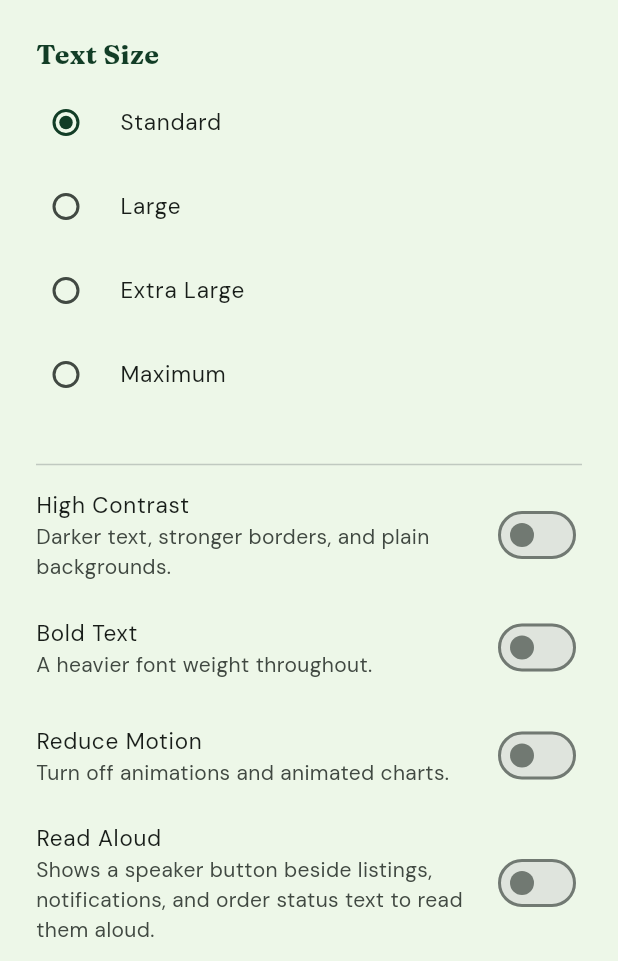
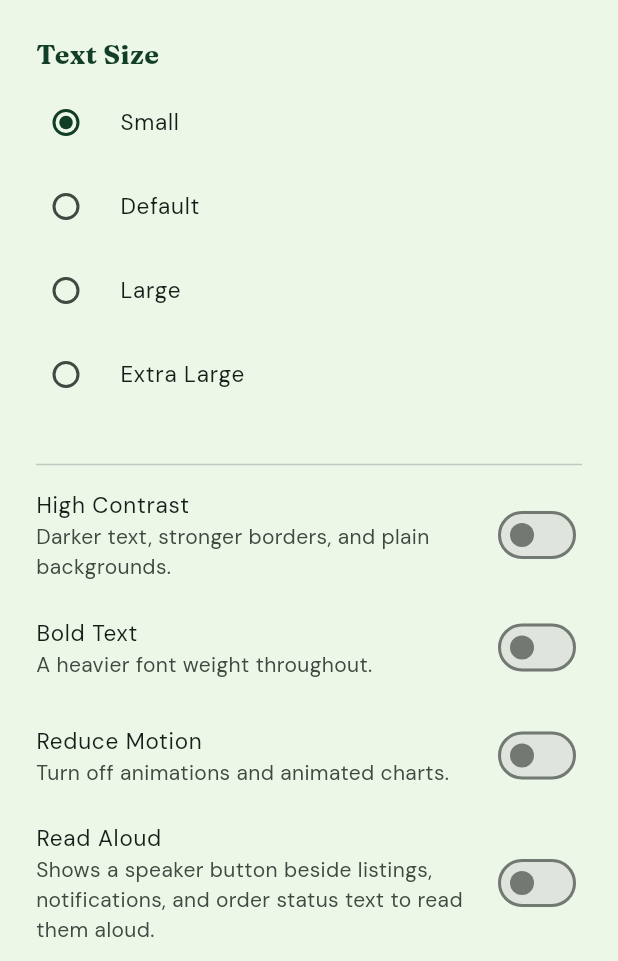
Before and after one commit to Ken-Molata/nagaguno-mobile, a Flutter app: the AccessibilitySettingsScreen screen opened directly, on a phone screen of 412 x 824 dp, the part 275-1236 px from its top. Run offline on Flutter 3.47's test engine with Material 3 defaults, Android fonts, the phone set to English and light mode, and no system bars; our stand-ins replace camera, connectivity_plus, dio, firebase_core, firebase_messaging, flutter_map and 9 more; missing offline and left inert: dart:html, google_mlkit_face_detection, google_mlkit_image_labeling; accounts and stored records are empty.

Commit message:
Add server-side CV freshness check and rename text-size labels
- Photo-freshness-check flow (photo_freshness_check_screen.dart): crop
  identity confirmed on-device (ML Kit), freshness classified and
  applied server-side -- the Flutter TFLite plugin ecosystem
  (tflite_core) has a real, confirmed Gradle build bug, so on-device
  inference was abandoned in favor of ml-service.
- Spoilage Monitoring now fetches covered crops from the backend
  (GET /spoilage/freshness-model-info) instead of a bundled asset.
- Text-size labels (Standard/Large/Extra Large/Maximum) renamed to the
  conventional Small/Default/Large/Extra Large ladder, by explicit
  request -- same 4 underlying data values, display text only, fixed
  in all 3 places it was duplicated (accessibility_settings_screen.dart,
  walkthrough_screen.dart, quick_text_size_control.dart) plus the web
  admin equivalent.

Co-Authored-By: Claude Sonnet 5 <noreply@anthropic.com>

```diff
--- a/lib/admin_web/presentation/settings/admin_settings_screen.dart
+++ b/lib/admin_web/presentation/settings/admin_settings_screen.dart
@@ -41,11 +41,14 @@ import '../../application/admin_auth_controller.dart';
 final _profileRepositoryProvider = Provider<ProfileRepository>(
     (ref) => ProfileRepository(ref.watch(apiClientProvider)));
 
+// Keys are the stored data values (unchanged); labels renamed by rank
+// to the conventional Small/Default/Large/Extra Large ladder, same as
+// accessibility_settings_screen.dart's mobile equivalent.
 const _textSizeLabels = {
-  'standard': 'Standard',
-  'large': 'Large',
-  'extra_large': 'Extra Large',
-  'maximum': 'Maximum',
+  'standard': 'Small',
+  'large': 'Default',
+  'extra_large': 'Large',
+  'maximum': 'Extra Large',
 };
 
 class AdminSettingsScreen extends ConsumerStatefulWidget {
--- a/lib/core/accessibility/quick_text_size_control.dart
+++ b/lib/core/accessibility/quick_text_size_control.dart
@@ -44,11 +44,18 @@ import '../../features/accessibility/application/accessibility_settings.dart';
 import '../../features/profile/data/profile_repository.dart';
 import 'pre_login_text_scale.dart';
 
+// Keys are the stored data values (unchanged); labels renamed by rank
+// to the conventional Small/Default/Large/Extra Large ladder, same as
+// accessibility_settings_screen.dart's full Settings-page equivalent.
+// Deliberately not localized via AppStrings the way that screen is --
+// this control renders pre-login too (see this file's own header),
+// where AppStrings' own language source (the account's saved
+// preference) isn't available yet.
 const _textSizeLabels = {
-  'standard': 'Standard',
-  'large': 'Large',
-  'extra_large': 'Extra Large',
-  'maximum': 'Maximum',
+  'standard': 'Small',
+  'large': 'Default',
+  'extra_large': 'Large',
+  'maximum': 'Extra Large',
 };
 
 final _profileRepositoryProvider = Provider<ProfileRepository>(
--- a/lib/core/localization/app_strings.dart
+++ b/lib/core/localization/app_strings.dart
@@ -385,10 +385,20 @@ class AppStrings {
       ? 'Preview: Ganito ang text ng NagaGuno sa sukat na ito.'
       : 'Preview: NagaGuno text at this size.';
   String get textSize => _tl ? 'Sukat ng Text' : 'Text Size';
-  String get textSizeStandard => _tl ? 'Standard' : 'Standard';
+  // REAL GAP FOUND AND FIXED, by explicit request: the original 4
+  // names (Standard/Large/Extra Large/Maximum) read as informal/odd --
+  // renamed to the conventional 4-rung ladder every OS text-size
+  // setting already uses (Small/Default/Large/Extra Large), mapped by
+  // RANK onto the same 4 existing data values (standard/large/
+  // extra_large/maximum, unchanged -- these are the stored enum
+  // values, not display text, and still match what the backend's
+  // CHECK constraint and every stored user preference already expect).
+  // Getter names renamed to match what they now actually return, not
+  // left pointing at a name that no longer describes the label.
+  String get textSizeSmall => _tl ? 'Maliit' : 'Small';
+  String get textSizeDefault => _tl ? 'Karaniwan' : 'Default';
   String get textSizeLarge => _tl ? 'Malaki' : 'Large';
   String get textSizeExtraLarge => _tl ? 'Mas Malaki' : 'Extra Large';
-  String get textSizeMaximum => _tl ? 'Pinakamalaki' : 'Maximum';
   String get highContrast => _tl ? 'Mataas na Contrast' : 'High Contrast';
   String get highContrastSubtitle => _tl
       ? 'Mas maitim na text, mas matingkad na border, at plain na background.'
--- a/lib/core/networking/api_endpoints.dart
+++ b/lib/core/networking/api_endpoints.dart
@@ -312,6 +312,11 @@ class ApiEndpoints {
   static String spoilageSale(String productId) => '/spoilage/sale/$productId';
   static String spoilageRecommendationRespond(String id) =>
       '/spoilage/recommendations/$id/respond';
+  static String spoilageUnhide(String productId) =>
+      '/spoilage/unhide/$productId';
+  static String spoilageCvOverride(String productId) =>
+      '/spoilage/cv-override/$productId';
+  static const spoilageFreshnessModelInfo = '/spoilage/freshness-model-info';
   static const spoilageDashboard = '/spoilage/dashboard'; // admin
 
   // Notifications
--- a/lib/features/accessibility/presentation/accessibility_settings_screen.dart
+++ b/lib/features/accessibility/presentation/accessibility_settings_screen.dart
@@ -37,11 +37,15 @@ import '../application/accessibility_settings.dart';
 final _profileRepositoryProvider = Provider<ProfileRepository>(
     (ref) => ProfileRepository(ref.watch(apiClientProvider)));
 
+// Keys are the stored data values (unchanged -- the backend's CHECK
+// constraint and every existing user's saved preference still expect
+// exactly these 4 strings); only the display labels were renamed, by
+// rank, to the conventional Small/Default/Large/Extra Large ladder.
 Map<String, String> _textSizeLabels(AppStrings s) => {
-      'standard': s.textSizeStandard,
-      'large': s.textSizeLarge,
-      'extra_large': s.textSizeExtraLarge,
-      'maximum': s.textSizeMaximum,
+      'standard': s.textSizeSmall,
+      'large': s.textSizeDefault,
+      'extra_large': s.textSizeLarge,
+      'maximum': s.textSizeExtraLarge,
     };
 
 class AccessibilitySettingsScreen extends ConsumerStatefulWidget {
--- a/lib/features/walkthrough/presentation/walkthrough_screen.dart
+++ b/lib/features/walkthrough/presentation/walkthrough_screen.dart
@@ -31,11 +31,14 @@ import '../domain/walkthrough_step.dart';
 final _profileRepositoryProvider = Provider<ProfileRepository>(
     (ref) => ProfileRepository(ref.watch(apiClientProvider)));
 
+// Keys are the stored data values (unchanged); labels renamed by rank
+// to the conventional Small/Default/Large/Extra Large ladder, same as
+// accessibility_settings_screen.dart's full Settings-page equivalent.
 Map<String, String> _textSizeLabels(AppStrings s) => {
-      'standard': s.textSizeStandard,
-      'large': s.textSizeLarge,
-      'extra_large': s.textSizeExtraLarge,
-      'maximum': s.textSizeMaximum,
+      'standard': s.textSizeSmall,
+      'large': s.textSizeDefault,
+      'extra_large': s.textSizeLarge,
+      'maximum': s.textSizeExtraLarge,
     };
 
 class WalkthroughScreen extends ConsumerStatefulWidget {
```
Also changed, not shown: lib/features/spoilage/data/spoilage_repository.dart (+55 -0 lines), lib/features/spoilage/domain/spoilage_listing.dart (+34 -0 lines), lib/features/spoilage/presentation/photo_freshness_check_screen.dart (added, +260 -0 lines), lib/features/spoilage/presentation/spoilage_monitoring_screen.dart (+94 -7 lines), lib/ml/image_validation/crop_identity_checker.dart (added, +70 -0 lines), pubspec.yaml (+23 -0 lines).
